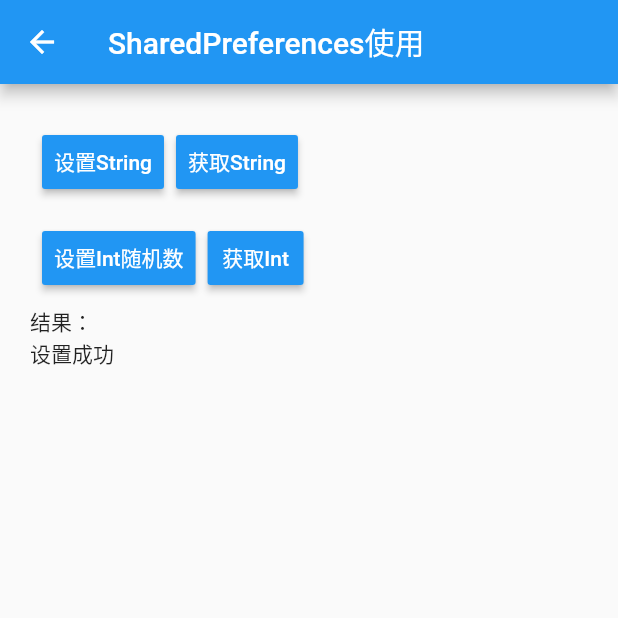
After one commit to xuexiangjys/FlutterSample, a Flutter app: the SharedPreferencesPage screen opened by its route, after a tap on "设置String", on a phone screen of 412 x 824 dp, the top half of it. The commit adds this screen. Run offline on Flutter 3.47's test engine with Material 2 defaults, Android fonts, the phone set to English and light mode, and no system bars; our stand-ins replace dio, fluttertoast, shared_preferences; missing offline and left inert: mmkv_flutter; accounts and stored records are empty.

Commit message:
1.增加sharedpreferences的使用 2.增加自定义title 3.增加splash启动

```diff
--- /dev/null
+++ b/flutter_learn/lib/page/utils/shared_preferences.dart
@@ -0,0 +1,94 @@
+import 'dart:math';
+
+import 'package:flutter/material.dart';
+import 'package:flutter_learn/utils/shared_preferences.dart';
+
+class SharedPreferencesPage extends StatefulWidget {
+  SharedPreferencesPage({
+    Key key
+  }): super(key: key);
+  final String title = "SharedPreferences使用";
+  @override
+  _SharedPreferencesPageState createState() => _SharedPreferencesPageState();
+}
+
+class _SharedPreferencesPageState extends State < SharedPreferencesPage > {
+
+  String result = "";
+
+  int random;
+
+  void updateResult(String value) {
+    setState(() {
+      result = value;
+    });
+  }
+
+  @override
+  Widget build(BuildContext context) {
+    return Scaffold(
+      appBar: AppBar(
+        title: Text(widget.title),
+      ),
+      body: Container(
+        padding: const EdgeInsets.all(20),
+          child: ListView(
+            scrollDirection: Axis.vertical, // 水平listView
+            children: < Widget > [
+              ButtonBar(
+                alignment: MainAxisAlignment
+                .start, //布局方向，默认MainAxisAlignment.end
+                mainAxisSize: MainAxisSize.max, //主轴大小，默认MainAxisSize.max
+                children: < Widget > [
+                  // Button集合
+                  RaisedButton(
+                    child: Text('设置String'),
+                    color: Colors.blue,
+                    onPressed: () => {
+                      SPUtils.getInstance().putString("username", "xuexiang123")
+                        .then((result) => {
+                          updateResult(result ? '设置成功' : '设置失败')
+                        })
+                    },
+                  ),
+                  RaisedButton(
+                    child: Text('获取String'),
+                    color: Colors.blue,
+                    onPressed: () => {
+                      updateResult(SPUtils.getInstance().getString("username"))
+                    },
+                  ),
+                ],
+              ),
+              ButtonBar(
+                alignment: MainAxisAlignment
+                .start, //布局方向，默认MainAxisAlignment.end
+                mainAxisSize: MainAxisSize.max, //主轴大小，默认MainAxisSize.max
+                children: < Widget > [
+                  // Button集合
+                  RaisedButton(
+                    child: Text('设置Int随机数'),
+                    color: Colors.blue,
+                    onPressed: () => {
+                      random = Random().nextInt(100),
+                        SPUtils.getInstance().putInt("int_key", random)
+                        .then((result) => {
+                          updateResult('保存的数字:' + random.toString())
+                        })
+                    },
+                  ),
+                  RaisedButton(
+                    child: Text('获取Int'),
+                    color: Colors.blue,
+                    onPressed: () => {
+                      updateResult('获得的数字:' + SPUtils.getInstance().getInt("int_key").toString())
+                    },
+                  ),
+                ],
+              ),
+              Text('结果：\n$result',
+                style: TextStyle(fontSize: 14), textAlign: TextAlign.left),
+            ],
+          )));
+  }
+}
--- a/flutter_learn/lib/router/route.dart
+++ b/flutter_learn/lib/router/route.dart
@@ -1,6 +1,8 @@
 import 'package:flutter/material.dart';
+import 'package:flutter_learn/home.dart';
 import 'package:flutter_learn/page/utils/mmkv.dart';
 import 'package:flutter_learn/page/utils/net.dart';
+import 'package:flutter_learn/page/utils/shared_preferences.dart';
 import 'package:flutter_learn/page/utils/toast.dart';
 import 'package:flutter_learn/page/widget/button.dart';
 import 'package:flutter_learn/page/widget/image.dart';
@@ -10,6 +12,10 @@ import 'package:flutter_learn/view/viewpage_item.dart';
 
 class RouteMap {
   static final routes = <String, WidgetBuilder>{
+    '/home': (BuildContext context) => new MainHomePage(),
+
+    //=============================================================//
+
     '/widget/button': (BuildContext context) => new ButtonPage(),
     '/widget/text': (BuildContext context) => new TextPage(),
     '/widget/image': (BuildContext context) => new ImagePage(),
@@ -20,6 +26,7 @@ class RouteMap {
     '/utils/net': (BuildContext context) => new NetRequestPage(),
     '/utils/toast': (BuildContext context) => new ToastPage(),
     '/utils/mmkv': (BuildContext context) => new MMKVPage(),
+    '/utils/shared_preferences': (BuildContext context) => new SharedPreferencesPage(),
 
     //=============================================================//
   };
@@ -41,6 +48,8 @@ class RouteMap {
     new ListItem(Icons.http, "网络请求", "详解dio的使用", '/utils/net'),
     new ListItem(Icons.info, "Toast使用", "详解Toast的使用", '/utils/toast'),
     new ListItem(Icons.data_usage, "MMKV使用", "腾讯MMKV键值对使用", '/utils/mmkv'),
+    new ListItem(Icons.data_usage, "SharedPreferences使用", "SharedPreferences键值对使用", '/utils/shared_preferences'),
+
   ];
 
   /*
--- a/flutter_learn/lib/utils/mmkv.dart
+++ b/flutter_learn/lib/utils/mmkv.dart
@@ -1,6 +1,7 @@
 import 'package:mmkv_flutter/mmkv_flutter.dart';
 
 class MMKV {
+
   static Future<String> getString(String key) async {
     MmkvFlutter mmkv = await MmkvFlutter.getInstance();
     return mmkv.getString(key);
--- /dev/null
+++ b/flutter_learn/lib/utils/shared_preferences.dart
@@ -0,0 +1,62 @@
+import 'package:shared_preferences/shared_preferences.dart';
+
+class SPUtils {
+
+  /// 单例对象
+  static SPUtils _instance;
+  SharedPreferences _spf;
+  /// 内部构造方法，可避免外部暴露构造函数，进行实例化
+  SPUtils._internal();
+
+  /// 工厂构造方法，这里使用命名构造函数方式进行声明
+  factory SPUtils.getInstance() => _getInstance();
+
+  /// 获取单例内部方法
+  static _getInstance() {
+    // 只能有一个实例
+    if (_instance == null) {
+      _instance = SPUtils._internal();
+    }
+    return _instance;
+  }
+
+  Future init() async {
+    _spf = await SharedPreferences.getInstance();
+  }
+
+  bool _beforeCheck() {
+    return _spf == null;
+  }
+
+
+  String getString(String key) {
+    if (_beforeCheck()) return null;
+    return _spf.getString(key);
+  }
+
+  Future < bool > putString(String key, String value) {
+    if (_beforeCheck()) return null;
+    return _spf.setString(key, value);
+  }
+
+  bool getBool(String key) {
+    if (_beforeCheck()) return null;
+    return _spf.getBool(key);
+  }
+
+  Future < bool > putBool(String key, bool value) {
+    if (_beforeCheck()) return null;
+    return _spf.setBool(key, value);
+  }
+
+  int getInt(String key) {
+    if (_beforeCheck()) return null;
+    return _spf.getInt(key);
+  }
+
+  Future < bool > putInt(String key, int value) {
+    if (_beforeCheck()) return null;
+    return _spf.setInt(key, value);
+  }
+
+}
--- a/flutter_learn/pubspec.yaml
+++ b/flutter_learn/pubspec.yaml
@@ -26,6 +26,8 @@ dependencies:
   fluttertoast: ^3.1.3
   dio: ^3.0.6
   mmkv_flutter: ^1.0.10
+  shared_preferences: ^0.5.4
+  sqflite: ^1.1.7
 
 dev_dependencies:
   flutter_test:
```
Also changed, not shown: flutter_learn/lib/main.dart (+12 -3 lines), flutter_learn/lib/splash.dart (added, +40 -0 lines), flutter_learn/lib/view/titlebar.dart (added, +59 -0 lines), flutter_learn/assets/images/flutter.png (added), flutter_learn/pubspec.lock, 2 other files.
